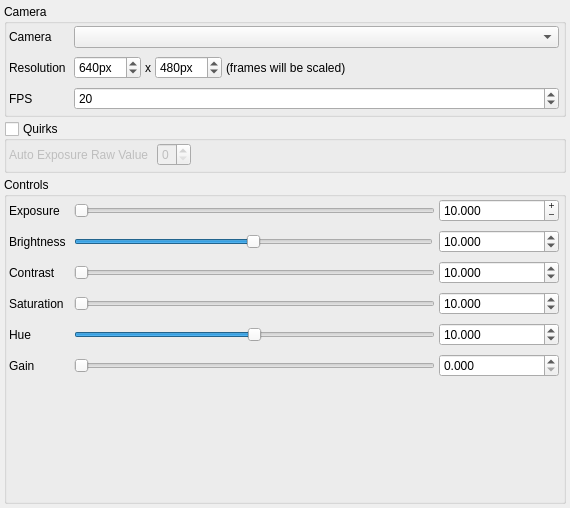
This is modules/camera-generic/genericcamerasettingsdialog.ui in syntalos/syntalos as Qt 5 draws it before an edit. The edited form follows.
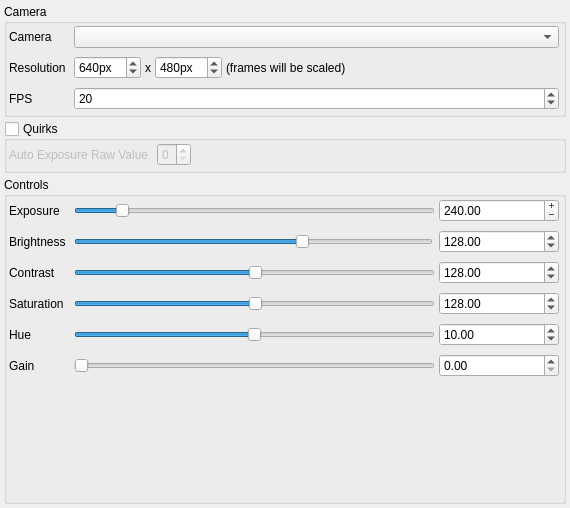
This is the edited form. Icons and pictures are not drawn.

Commit message:
generic-camera: Don't scale settings values
This was a nice idea, but just using raw values actually works more
consistently in most cases and with most cameras, and is less surprising
for users who may use these values in other applications too.

The edit to the form file:
```diff
--- a/modules/camera-generic/genericcamerasettingsdialog.ui
+++ b/modules/camera-generic/genericcamerasettingsdialog.ui
@@ -372,7 +372,10 @@
            <item>
             <widget class="QSlider" name="sliderExposure">
              <property name="maximum">
-              <number>100</number>
+              <number>2048</number>
+             </property>
+             <property name="value">
+              <number>240</number>
              </property>
              <property name="orientation">
               <enum>Qt::Horizontal</enum>
@@ -394,19 +397,19 @@
               <enum>QAbstractSpinBox::PlusMinus</enum>
              </property>
              <property name="decimals">
-              <number>3</number>
+              <number>2</number>
              </property>
              <property name="minimum">
               <double>1.000000000000000</double>
              </property>
              <property name="maximum">
-              <double>100.000000000000000</double>
+              <double>2048.000000000000000</double>
              </property>
              <property name="singleStep">
               <double>0.500000000000000</double>
              </property>
              <property name="value">
-              <double>10.000000000000000</double>
+              <double>240.000000000000000</double>
              </property>
             </widget>
            </item>
@@ -454,7 +457,10 @@
            <item>
             <widget class="QSlider" name="sliderContrast">
              <property name="maximum">
-              <number>100</number>
+              <number>255</number>
+             </property>
+             <property name="value">
+              <number>128</number>
              </property>
              <property name="orientation">
               <enum>Qt::Horizontal</enum>
@@ -473,19 +479,19 @@
               <string>Adjust camera exposure</string>
              </property>
              <property name="decimals">
-              <number>3</number>
+              <number>2</number>
              </property>
              <property name="minimum">
               <double>1.000000000000000</double>
              </property>
              <property name="maximum">
-              <double>100.000000000000000</double>
+              <double>255.000000000000000</double>
              </property>
              <property name="singleStep">
               <double>0.500000000000000</double>
              </property>
              <property name="value">
-              <double>10.000000000000000</double>
+              <double>128.000000000000000</double>
              </property>
             </widget>
            </item>
@@ -526,7 +532,10 @@
            <item>
             <widget class="QSlider" name="sliderSaturation">
              <property name="maximum">
-              <number>100</number>
+              <number>255</number>
+             </property>
+             <property name="value">
+              <number>128</number>
              </property>
              <property name="orientation">
               <enum>Qt::Horizontal</enum>
@@ -545,19 +554,19 @@
               <string>Adjust camera exposure</string>
              </property>
              <property name="decimals">
-              <number>3</number>
+              <number>2</number>
              </property>
              <property name="minimum">
               <double>1.000000000000000</double>
              </property>
              <property name="maximum">
-              <double>100.000000000000000</double>
+              <double>255.000000000000000</double>
              </property>
              <property name="singleStep">
               <double>0.500000000000000</double>
              </property>
              <property name="value">
-              <double>10.000000000000000</double>
+              <double>128.000000000000000</double>
              </property>
             </widget>
            </item>
@@ -620,7 +629,7 @@
               <string>Adjust camera exposure</string>
              </property>
              <property name="decimals">
-              <number>3</number>
+              <number>2</number>
              </property>
              <property name="minimum">
               <double>-100.000000000000000</double>
@@ -692,10 +701,10 @@
               <string>Adjust gain</string>
              </property>
              <property name="decimals">
-              <number>3</number>
+              <number>2</number>
              </property>
              <property name="maximum">
-              <double>100.000000000000000</double>
+              <double>255.000000000000000</double>
              </property>
             </widget>
            </item>
@@ -732,7 +741,10 @@
               <number>-100</number>
              </property>
              <property name="maximum">
-              <number>100</number>
+              <number>255</number>
+             </property>
+             <property name="value">
+              <number>128</number>
              </property>
              <property name="orientation">
               <enum>Qt::Horizontal</enum>
@@ -757,19 +769,19 @@
               <string>Adjust camera exposure</string>
              </property>
              <property name="decimals">
-              <number>3</number>
+              <number>2</number>
              </property>
              <property name="minimum">
               <double>-100.000000000000000</double>
              </property>
              <property name="maximum">
-              <double>100.000000000000000</double>
+              <double>255.000000000000000</double>
              </property>
              <property name="singleStep">
               <double>0.500000000000000</double>
              </property>
              <property name="value">
-              <double>10.000000000000000</double>
+              <double>128.000000000000000</double>
              </property>
             </widget>
            </item>
```
Left out of the diff: 2 changed lines with no effect on the pictures. The commit also changes 1 other file.
